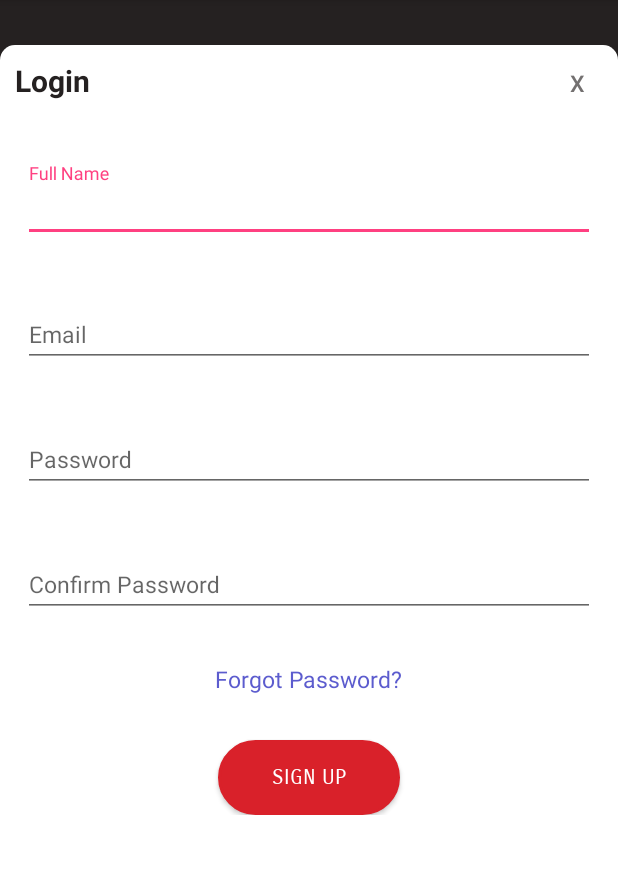
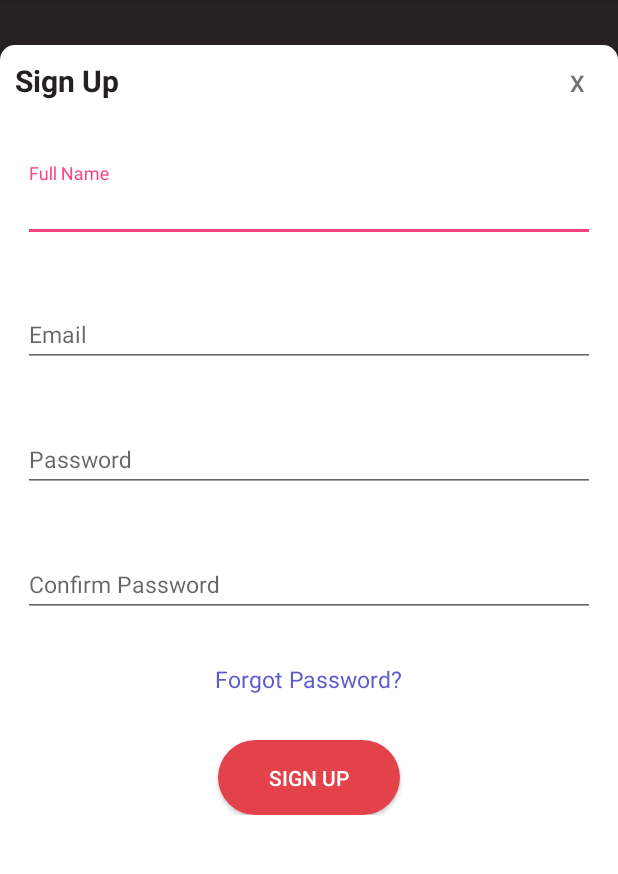
Before and after one commit to aditya9839/NearbyDoctors, an Android app: the fragment SignUpp shown on its own in the app's theme, on a phone screen of 412 x 824 dp, the part 84-958 px from its top. Run offline under Robolectric (Android 15) with nearby library versions, the phone set to English and light mode, and no system bars.

Commit message:
hacks2018

```diff
--- a/sih2018/GIT Important stuffs/GoXP.care2/app/build.gradle
+++ b/sih2018/GIT Important stuffs/GoXP.care2/app/build.gradle
@@ -18,7 +18,6 @@ android {
         }
     }
 }
-
 dependencies {
     compile fileTree(include: ['*.jar'], dir: 'libs')
     androidTestCompile('com.android.support.test.espresso:espresso-core:2.2.2', {
--- a/sih2018/GIT Important stuffs/GoXP.care2/app/src/main/AndroidManifest.xml
+++ b/sih2018/GIT Important stuffs/GoXP.care2/app/src/main/AndroidManifest.xml
@@ -25,8 +25,6 @@
         </activity>
         <activity android:name=".MainActivity"
             android:screenOrientation="portrait"/>
-        <activity android:name=".SignUp"
-            android:screenOrientation="portrait"/>
         <activity android:name=".Welcome"
             android:screenOrientation="portrait"/>
     </application>
--- a/sih2018/GIT Important stuffs/GoXP.care2/app/src/main/java/com/example/acer/goxpcare/CurrentLocation.java
+++ b/sih2018/GIT Important stuffs/GoXP.care2/app/src/main/java/com/example/acer/goxpcare/CurrentLocation.java
@@ -2,6 +2,7 @@ package com.example.acer.goxpcare;
 
 import android.Manifest;
 import android.app.Activity;
+import android.content.Context;
 import android.content.IntentSender;
 import android.content.pm.PackageManager;
 import android.location.Location;
@@ -40,7 +41,7 @@ public class CurrentLocation {
 
     public static Location  getLastKnownLocation(Activity parentActivity) {
         CurrentLocation.parentActivity = parentActivity;
-        mLocationManager = (LocationManager) parentActivity.getSystemService(parentActivity.LOCATION_SERVICE);
+        mLocationManager = (LocationManager) parentActivity.getSystemService(Context.LOCATION_SERVICE);
         List<String> providers = mLocationManager.getProviders(true);
         Location bestLocation = null;
 
--- a/sih2018/GIT Important stuffs/GoXP.care2/app/src/main/java/com/example/acer/goxpcare/LoginSignUpPage.java
+++ b/sih2018/GIT Important stuffs/GoXP.care2/app/src/main/java/com/example/acer/goxpcare/LoginSignUpPage.java
@@ -35,6 +35,7 @@ public class LoginSignUpPage extends FragmentActivity {
             @Override
             public void onClick(View view) {
                 login = new Login();
+                login.referance(LoginSignUpPage.this);
 //
                 transaction = fragmentManager.beginTransaction();
 
@@ -49,6 +50,7 @@ public class LoginSignUpPage extends FragmentActivity {
             @Override
             public void onClick(View view) {
                 signUpp = new SignUpp();
+                signUpp.referance(LoginSignUpPage.this);
 //
                 transaction = fragmentManager.beginTransaction();
 
--- a/sih2018/GIT Important stuffs/GoXP.care2/app/src/main/java/com/example/acer/goxpcare/SignUpp.java
+++ b/sih2018/GIT Important stuffs/GoXP.care2/app/src/main/java/com/example/acer/goxpcare/SignUpp.java
@@ -1,11 +1,17 @@
 package com.example.acer.goxpcare;
 
 
+import android.app.Activity;
+import android.content.Context;
 import android.os.Bundle;
+import android.os.Handler;
+import android.support.design.widget.TextInputEditText;
 import android.support.v4.app.Fragment;
 import android.view.LayoutInflater;
 import android.view.View;
 import android.view.ViewGroup;
+import android.view.inputmethod.InputMethodManager;
+import android.widget.Button;
 
 
 /**
@@ -13,17 +19,45 @@ import android.view.ViewGroup;
  */
 public class SignUpp extends Fragment {
 
+    TextInputEditText esignupfullname;
+    View inflatedView = null;
+    Button eclosebuttonsignup;
+    Activity parentActivity;
 
-    public SignUpp() {
-        // Required empty public constructor
+    public void referance(Activity activity){
+        this.parentActivity = activity;
     }
-
 
     @Override
     public View onCreateView(LayoutInflater inflater, ViewGroup container,
                              Bundle savedInstanceState) {
+        View view = inflater.inflate(R.layout.fragment_sign_upp, container, false);
+        this.inflatedView = view;
+        eclosebuttonsignup = inflatedView.findViewById(R.id.closebuttonsignup);
+        eclosebuttonsignup.setOnClickListener(new View.OnClickListener() {
+            @Override
+            public void onClick(View view) {
+                parentActivity.onBackPressed();
+            }
+        });
         // Inflate the layout for this fragment
-        return inflater.inflate(R.layout.fragment_sign_upp, container, false);
+        return view;
+    }
+    @Override
+    public void onStart() {
+        super.onStart();
+
+        esignupfullname = inflatedView.findViewById(R.id.signupfullname);
+        esignupfullname.requestFocus();
+        esignupfullname.setFocusableInTouchMode(true);
+        new Handler().postDelayed(new Runnable(){
+//
+            @Override
+            public void run() {
+                InputMethodManager imm = (InputMethodManager) getContext().getSystemService(Context.INPUT_METHOD_SERVICE);
+                imm.showSoftInput(esignupfullname, InputMethodManager.SHOW_IMPLICIT);
+            }
+        },500);
     }
 
 }
--- a/sih2018/GIT Important stuffs/GoXP.care2/app/src/main/res/anim/pop_enter.xml
+++ b/sih2018/GIT Important stuffs/GoXP.care2/app/src/main/res/anim/pop_enter.xml
@@ -3,5 +3,5 @@
         android:fromYDelta="-100%"
         android:toYDelta="0"
         android:interpolator="@android:anim/decelerate_interpolator"
-        android:duration="@android:integer/config_longAnimTime"/>
+        android:duration="@android:integer/config_mediumAnimTime"/>
 </set>
--- a/sih2018/GIT Important stuffs/GoXP.care2/app/src/main/res/anim/pop_exit.xml
+++ b/sih2018/GIT Important stuffs/GoXP.care2/app/src/main/res/anim/pop_exit.xml
@@ -4,5 +4,5 @@
         android:fromYDelta="0"
         android:toYDelta="100%"
         android:interpolator="@android:anim/accelerate_interpolator"
-        android:duration="@android:integer/config_longAnimTime"/>
+        android:duration="@android:integer/config_shortAnimTime"/>
 </set>
--- a/sih2018/GIT Important stuffs/GoXP.care2/app/src/main/res/drawable/log_in.xml
+++ b/sih2018/GIT Important stuffs/GoXP.care2/app/src/main/res/drawable/log_in.xml
@@ -4,6 +4,7 @@
         <shape android:shape="rectangle">
             <solid android:color="#ffffff"/>
             <stroke android:color="#d9212a" android:width="2dp" />
+            <gradient android:angle="90" android:startColor="#fbfbfb" android:endColor="#fbfbfb" />
 
             <!--corners allow us to make the rounded corners button-->
             <corners android:radius="5dp" />
--- a/sih2018/GIT Important stuffs/GoXP.care2/app/src/main/res/drawable/loginfragmentbutton.xml
+++ b/sih2018/GIT Important stuffs/GoXP.care2/app/src/main/res/drawable/loginfragmentbutton.xml
@@ -3,7 +3,8 @@
     <item>
         <shape android:shape="rectangle">
             <solid android:color="#d9212a"/>
-            <stroke android:color="#d9212a" android:width="2dp" />
+            <gradient android:angle="90" android:startColor="#e3424a" android:endColor="#e3424a" />
+
             <!--corners allow us to make the rounded corners button-->
             <corners android:radius="25dp" />
         </shape>
--- a/sih2018/GIT Important stuffs/GoXP.care2/app/src/main/res/drawable/sign_up.xml
+++ b/sih2018/GIT Important stuffs/GoXP.care2/app/src/main/res/drawable/sign_up.xml
@@ -3,6 +3,8 @@
     <item>
         <shape android:shape="rectangle">
             <solid android:color="#d9212a"/>
+            <gradient android:angle="90" android:startColor="#e3424a" android:endColor="#e3424a" />
+
             <!--corners allow us to make the rounded corners button-->
             <corners android:radius="5dp" />
         </shape>
--- a/sih2018/GIT Important stuffs/GoXP.care2/app/src/main/res/layout/fragment_login.xml
+++ b/sih2018/GIT Important stuffs/GoXP.care2/app/src/main/res/layout/fragment_login.xml
@@ -29,7 +29,7 @@
                 android:layout_weight="1" />
 
             <Button
-                android:id="@+id/closebutton"
+                android:id="@+id/closebuttonlogin"
                 style="@style/Base.Widget.AppCompat.Button.Borderless"
                 android:layout_width="34dp"
                 android:layout_height="wrap_content"
@@ -77,7 +77,7 @@
                     android:layout_marginTop="0dp"
                     android:layout_height="wrap_content">
 
-                    <EditText
+                    <android.support.design.widget.TextInputEditText
                         android:textSize="15dp"
                         android:id="@+id/input_name"
                         android:inputType="textPassword"
--- a/sih2018/GIT Important stuffs/GoXP.care2/app/src/main/res/layout/fragment_sign_upp.xml
+++ b/sih2018/GIT Important stuffs/GoXP.care2/app/src/main/res/layout/fragment_sign_upp.xml
@@ -17,7 +17,7 @@
             <TextView
                 android:layout_width="wrap_content"
                 android:layout_height="wrap_content"
-                android:text="Login"
+                android:text="Sign Up"
                 android:textColor="@color/black"
                 android:padding="10dp"
                 android:textSize="20dp"
@@ -29,6 +29,7 @@
                 android:layout_weight="1" />
 
             <Button
+                android:id="@+id/closebuttonsignup"
                 style="@style/Base.Widget.AppCompat.Button.Borderless"
                 android:layout_width="34dp"
                 android:layout_height="wrap_content"
@@ -57,7 +58,7 @@
                     android:padding="15dp"
                     android:paddingBottom="20dp">
 
-                    <EditText
+                    <android.support.design.widget.TextInputEditText
                         android:id="@+id/signupfullname"
                         android:textSize="15dp"
                         android:layout_width="match_parent"
@@ -74,7 +75,7 @@
                     android:layout_marginTop="0dp"
                     android:layout_height="wrap_content">
 
-                    <EditText
+                    <android.support.design.widget.TextInputEditText
                         android:textSize="15dp"
                         android:id="@+id/input_email"
                         android:inputType="textEmailAddress"
@@ -90,7 +91,7 @@
                     android:layout_marginTop="0dp"
                     android:layout_height="wrap_content">
 
-                    <EditText
+                    <android.support.design.widget.TextInputEditText
                         android:textSize="15dp"
                         android:id="@+id/input_password"
                         android:inputType="textPassword"
@@ -106,7 +107,7 @@
                     android:layout_marginTop="0dp"
                     android:layout_height="wrap_content">
 
-                    <EditText
+                    <android.support.design.widget.TextInputEditText
                         android:textSize="15dp"
                         android:id="@+id/input_name"
                         android:inputType="textPassword"
@@ -130,7 +131,6 @@
                     android:layout_marginTop="30dp"
                     android:text="Sign Up"
                     android:textColor="@color/white"
-                    android:fontFamily="sans-serif-smallcaps"
                     android:background="@drawable/loginfragmentbutton"/>
             </LinearLayout>
         </ScrollView>
```
Also changed, not shown: sih2018/GIT Important stuffs/GoXP.care2/app/src/main/java/com/example/acer/goxpcare/Login.java (+24 -13 lines), sih2018/GIT Important stuffs/GoXP.care2/app/src/main/java/com/example/acer/goxpcare/SignUp.java (deleted, +0 -13 lines), sih2018/GIT Important stuffs/GoXP.care2/app/src/main/res/layout/activity_sign_up.xml (deleted, +0 -92 lines).
